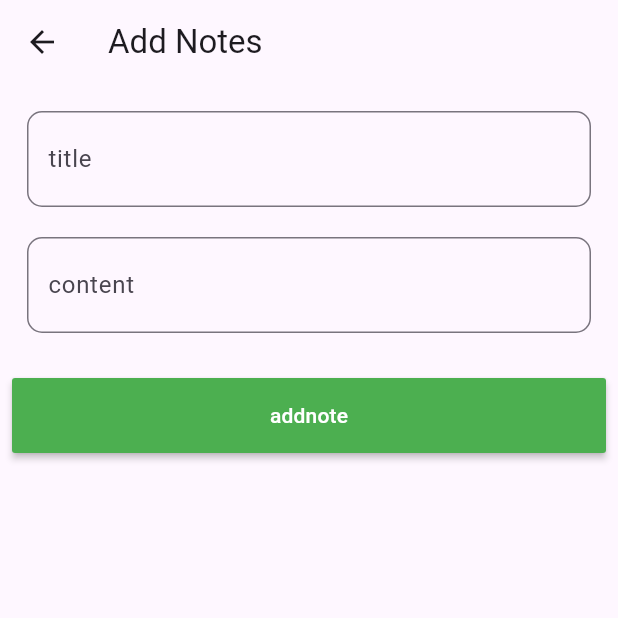
After one commit to SalemBalfagih/RestApi_PHP, a Flutter app: the AddNotes screen opened by its route, on a phone screen of 412 x 824 dp, the top half of it. The commit adds this screen. Run offline on Flutter 3.47's test engine with Material 3 defaults, Android fonts, the light colour scheme and no system bars; our stand-ins replace awesome_dialog, image_picker, shared_preferences; accounts and stored records are empty.

Commit message:
add note

```diff
--- a/lib/constants/linkapi.dart
+++ b/lib/constants/linkapi.dart
@@ -5,3 +5,4 @@ const String linksingup = "$linkservername/auth/singup.php";
 const String linklogin = "$linkservername/auth/login.php";
 //Note
 const String linkview = "$linkservername/notes/view.php";
+const String linkadd = "$linkservername/notes/add.php";
--- a/lib/main.dart
+++ b/lib/main.dart
@@ -1,4 +1,5 @@
 import 'package:flutter/material.dart';
+import 'package:restapi_php/view/add_note_view.dart';
 import 'package:restapi_php/view/home_view.dart';
 import 'package:restapi_php/view/login_view.dart';
 import 'package:restapi_php/view/singup_view.dart';
@@ -28,7 +29,7 @@ class MyApp extends StatelessWidget {
         SingupView.id: (context) => const SingupView(),
         HomeView.id: (context) => const HomeView(),
         SuccessView.id: (context) => const SuccessView(),
-        // "addnotes": (context) => const AddNotes(),
+        AddNotes.id: (context) => const AddNotes(),
       },
     );
   }
--- /dev/null
+++ b/lib/view/add_note_view.dart
@@ -0,0 +1,112 @@
+import 'dart:io';
+import 'package:awesome_dialog/awesome_dialog.dart';
+import 'package:flutter/material.dart';
+import 'package:image_picker/image_picker.dart';
+import 'package:restapi_php/constants/linkapi.dart';
+import 'package:restapi_php/main.dart';
+import 'package:restapi_php/services/crud.dart';
+import 'package:restapi_php/validate.dart';
+import 'package:restapi_php/view/home_view.dart';
+import 'package:restapi_php/widgets/custom_text_filed.dart';
+
+class AddNotes extends StatefulWidget {
+  const AddNotes({super.key});
+  static String id = 'AddNotes';
+  @override
+  State<AddNotes> createState() => _AddNotesState();
+}
+
+class _AddNotesState extends State<AddNotes> {
+  TextEditingController title = TextEditingController();
+  TextEditingController content = TextEditingController();
+  GlobalKey<FormState> formState = GlobalKey<FormState>();
+
+  bool isloading = false;
+
+  addnotes() async {
+    if (formState.currentState!.validate()) {
+      isloading = true;
+      setState(() {});
+      var response = await Crud().postRespones(
+        linkadd,
+        {
+          "title": title.text,
+          "content": content.text,
+          "userid": sharedPreferences.getString("id"),
+        },
+      );
+      isloading = false;
+      setState(() {});
+      if (response['status'] == "success") {
+        Navigator.of(context)
+            .pushNamedAndRemoveUntil(HomeView.id, (route) => false);
+      }
+    } else {
+      AwesomeDialog(
+          context: context,
+          dialogType: DialogType.error,
+          dialogBackgroundColor: Colors.green,
+          showCloseIcon: true,
+          body: const Column(
+            children: [
+              SizedBox(
+                height: 20,
+              ),
+              Text("خطاء  حاااول مرة اخرى",
+                  style: TextStyle(fontSize: 20, color: Colors.white)),
+              SizedBox(
+                height: 20,
+              ),
+            ],
+          ));
+    }
+  }
+
+  @override
+  Widget build(BuildContext context) {
+    return Scaffold(
+      appBar: AppBar(
+        title: const Text("Add Notes"),
+      ),
+      body: isloading
+          ? const Center(
+              child: CircularProgressIndicator(),
+            )
+          : Padding(
+              padding: const EdgeInsets.all(8.0),
+              child: Form(
+                key: formState,
+                child: ListView(
+                  children: [
+                    CustomTextFiled(
+                        hint: "title",
+                        mycontroller: title,
+                        validato: (val) {
+                          return validatoInput(val!, 24, 4);
+                        }),
+                    CustomTextFiled(
+                        hint: "content",
+                        mycontroller: content,
+                        validato: (val) {
+                          return validatoInput(val!, 224, 4);
+                        }),
+                    const SizedBox(
+                      height: 20,
+                    ),
+                    MaterialButton(
+                      onPressed: () async {
+                        await addnotes();
+                      },
+                      color: Colors.green,
+                      textColor: Colors.white,
+                      padding: const EdgeInsets.symmetric(
+                          vertical: 15, horizontal: 100),
+                      child: const Text("addnote"),
+                    ),
+                  ],
+                ),
+              ),
+            ),
+    );
+  }
+}
--- a/lib/view/login_view.dart
+++ b/lib/view/login_view.dart
@@ -8,7 +8,7 @@ import 'package:restapi_php/services/crud.dart';
 import 'package:restapi_php/validate.dart';
 import 'package:restapi_php/view/home_view.dart';
 import 'package:restapi_php/view/singup_view.dart';
-import 'package:restapi_php/widgets/coustom_button.dart';
+import 'package:restapi_php/widgets/custom_button.dart';
 import 'package:restapi_php/widgets/custom_text_filed.dart';
 
 class LoginView extends StatefulWidget {
--- a/lib/view/singup_view.dart
+++ b/lib/view/singup_view.dart
@@ -6,7 +6,7 @@ import 'package:restapi_php/services/crud.dart';
 import 'package:restapi_php/validate.dart';
 import 'package:restapi_php/view/login_view.dart';
 import 'package:restapi_php/view/success_view.dart';
-import 'package:restapi_php/widgets/coustom_button.dart';
+import 'package:restapi_php/widgets/custom_button.dart';
 import 'package:restapi_php/widgets/custom_text_filed.dart';
 
 class SingupView extends StatefulWidget {
```
Also changed, not shown: lib/view/home_view.dart (+8 -11 lines), lib/widgets/custom_list_view.dart (added, +23 -0 lines), lib/widgets/custom_button.dart (renamed from lib/widgets/coustom_button.dart).
